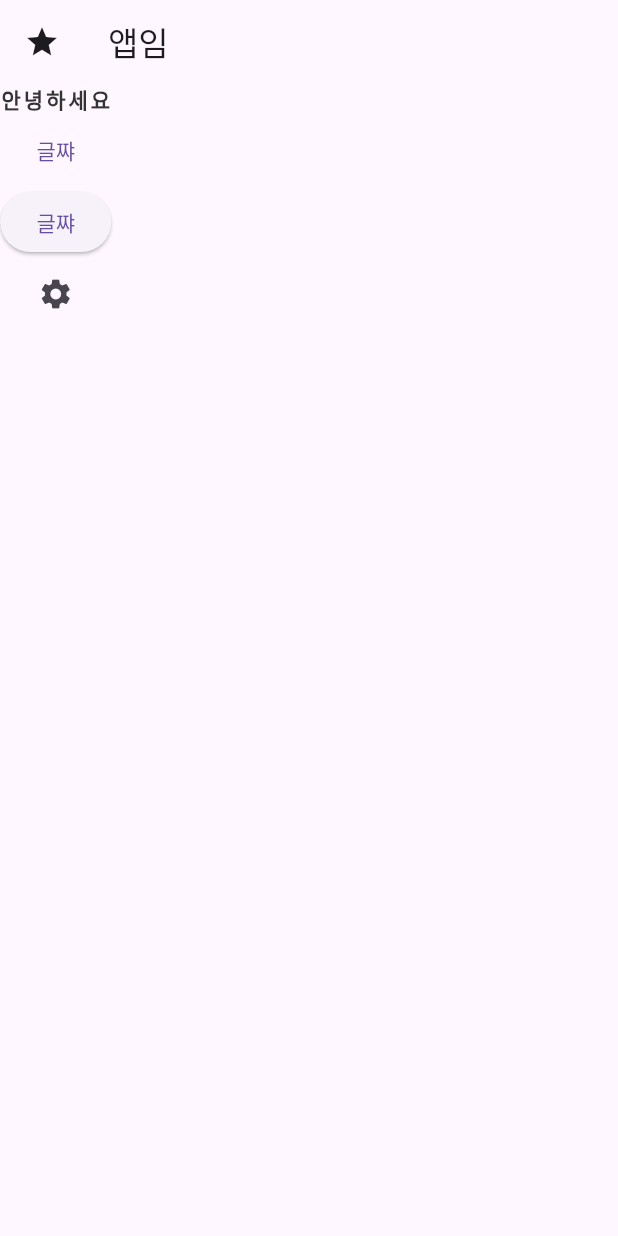
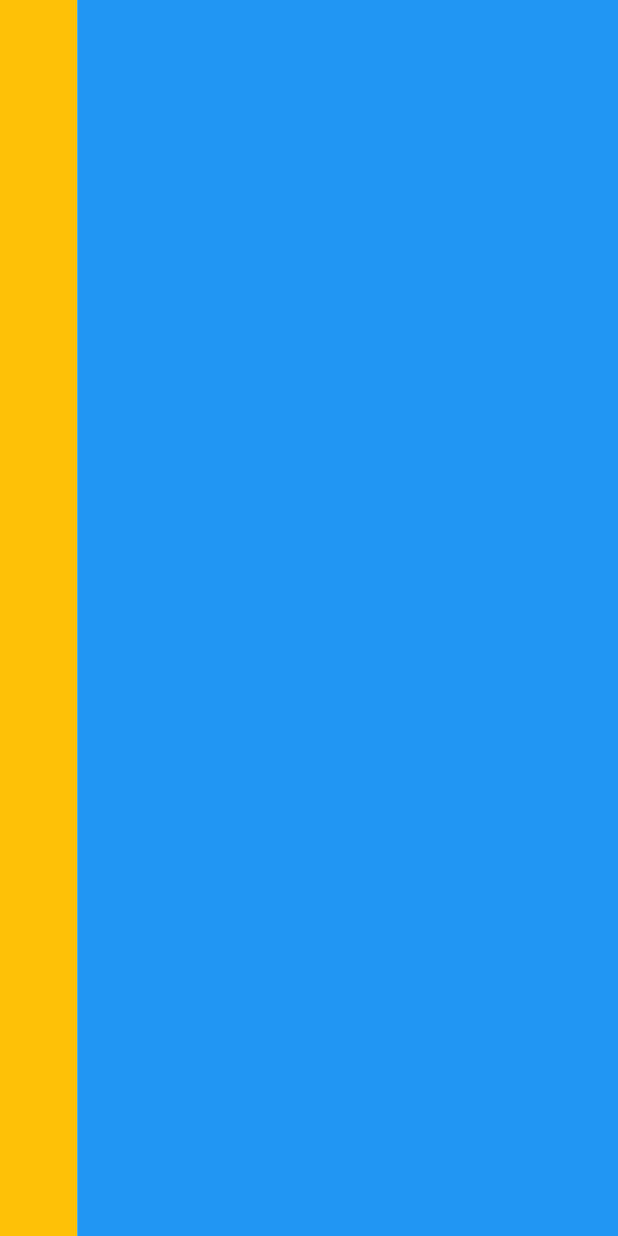
Before and after one commit to jkyoon-dev/contact, a Flutter app: the screen it shows after launch, on a phone screen of 412 x 824 dp. Run offline on Flutter 3.47's test engine with Material 3 defaults, Android fonts, the phone set to English and light mode, and no system bars.

Commit message:
Expanded, Flexible flex

```diff
--- a/lib/main.dart
+++ b/lib/main.dart
@@ -1,4 +1,6 @@
+import 'package:flutter/cupertino.dart';
 import 'package:flutter/material.dart';
+import 'package:flutter/widgets.dart';
 
 void main() {
   runApp(const MyApp());
@@ -11,42 +13,18 @@ class MyApp extends StatelessWidget {
   Widget build(BuildContext context) {
     return MaterialApp(
       home: Scaffold(
-        appBar: AppBar(
-          leading: Icon(Icons.star),
-          title: Text("앱임"),
-          actions: [],
-        ),
-        body: Column(
+        body: Row(
           children: [
-            SizedBox(
-              child: Text(
-                '안녕하세요',
-                style: TextStyle(
-                    color: Color(0xff333333),
-                    letterSpacing: 2,
-                    fontWeight: FontWeight.w900),
+            Expanded(
+              child: Container(
+                color: Colors.amber,
               ),
             ),
-            SizedBox(
-              child: TextButton(
-                child: Text('글쨔'),
-                onPressed: () {},
-                style: ButtonStyle(),
-              ),
-            ),
-            SizedBox(
-              child: ElevatedButton(
-                child: Text('글쨔'),
-                onPressed: () {},
-                style: ButtonStyle(),
-              ),
-            ),
-            SizedBox(
-              child: IconButton(
-                icon: Icon(Icons.settings),
-                onPressed: () {},
-              ),
-            ),
+            Flexible(
+                child: Container(
+                  color: Colors.blue,
+                ),
+                flex: 7),
           ],
         ),
       ),
```
